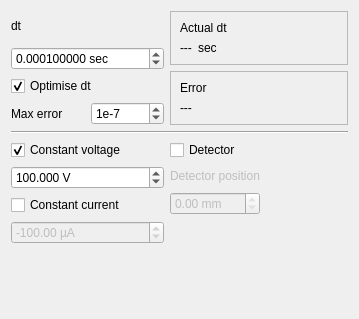
Old version of the form src/inputparameters.ui in the repository hobrasoft/simul6.
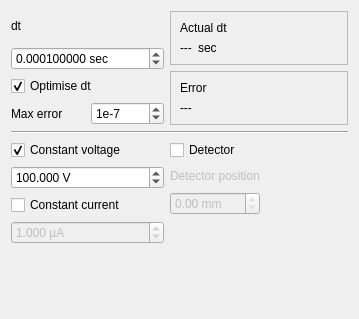
New version of the form.

Commit message: Adjusted current field

```diff
--- a/src/inputparameters.ui
+++ b/src/inputparameters.ui
@@ -215,6 +215,9 @@
        <property name="suffix">
         <string> µA</string>
        </property>
+       <property name="decimals">
+        <number>3</number>
+       </property>
        <property name="minimum">
         <double>-100000.000000000000000</double>
        </property>
@@ -222,7 +225,7 @@
         <double>100000.000000000000000</double>
        </property>
        <property name="value">
-        <double>-100.000000000000000</double>
+        <double>1.000000000000000</double>
        </property>
       </widget>
      </item>
```
